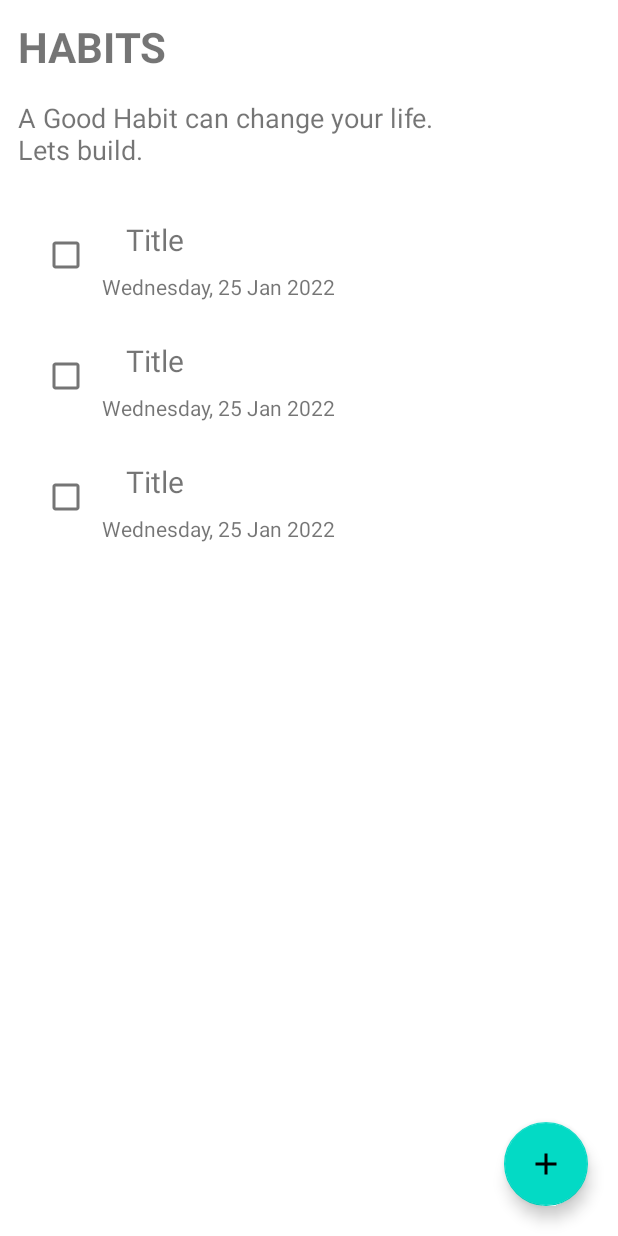
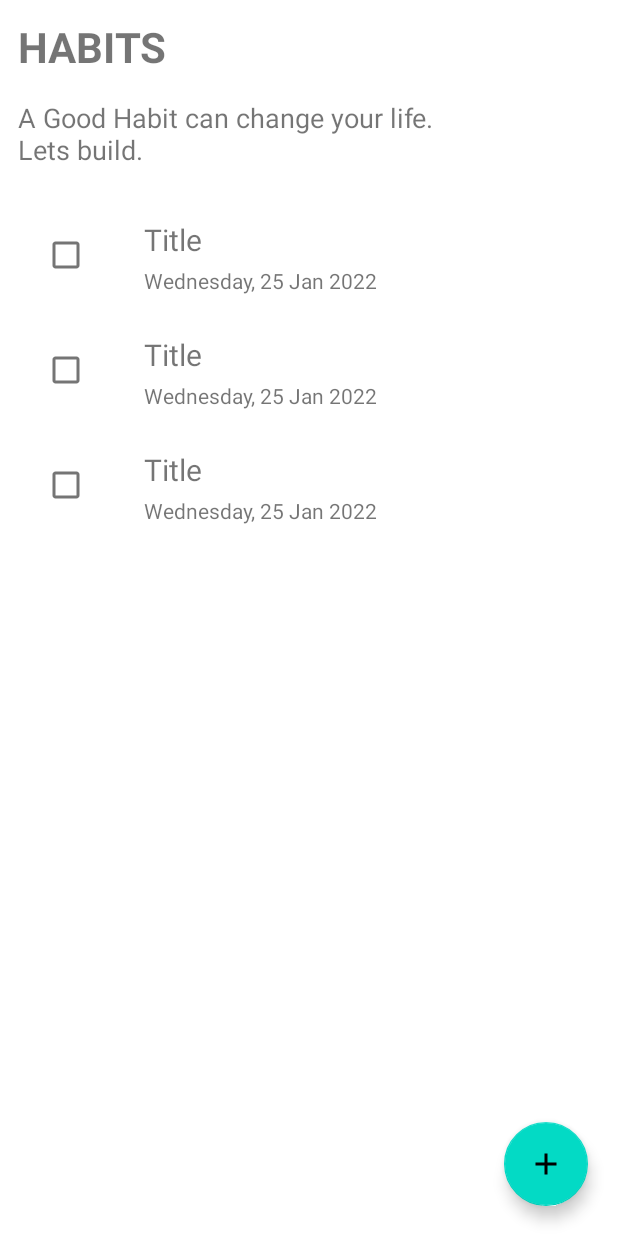
Before and after one commit to Sarthak1812/TasksAndHabits, an Android app: the layout fragment_tasks_list.xml on its own in the app's theme, with its tools: preview values and no code run, on a phone screen of 412 x 824 dp. Run offline under Robolectric (Android 15) with nearby library versions, the phone set to English and light mode, and no system bars.

Commit message:
minor ui updates

```diff
--- a/app/src/main/res/layout/layout_card_tasks.xml
+++ b/app/src/main/res/layout/layout_card_tasks.xml
@@ -10,52 +10,54 @@
     app:cardCornerRadius="8dp"
     android:layout_marginTop="10dp">
 
-    <com.google.android.material.checkbox.MaterialCheckBox
-        android:id="@+id/mcb_task_card_checkbox"
-        android:layout_width="wrap_content"
-        android:layout_height="wrap_content"
-        android:layout_alignParentStart="true"
-        android:layout_alignParentTop="true"
-        android:layout_marginStart="8dp"
-        android:layout_marginTop="8dp" />
+
 
     <LinearLayout
-        android:id="@+id/ll_title"
+        android:id="@+id/ll_checkbox"
         android:layout_width="wrap_content"
         android:layout_height="wrap_content"
         android:layout_alignParentTop="true"
-        android:layout_toEndOf="@id/mcb_task_card_checkbox"
+        android:layout_alignParentStart="true"
         android:orientation="horizontal">
 
-        <View
-            android:id="@+id/view_task_priority"
+        <com.google.android.material.checkbox.MaterialCheckBox
+            android:id="@+id/mcb_task_card_checkbox"
+            android:layout_width="wrap_content"
+            android:layout_height="wrap_content"
+            android:layout_marginStart="8dp"
+            android:layout_margin="8dp" />
+
+        <ImageView
+            android:id="@+id/iv_task_priority"
             android:layout_width="8dp"
             android:layout_height="match_parent"
             android:layout_marginTop="8dp"
             android:layout_marginBottom="4dp"
             />
 
-        <TextView
-            android:id="@+id/tv_tasks_card_title"
-            android:layout_width="wrap_content"
-            android:layout_height="wrap_content"
-            android:layout_marginTop="8dp"
-            android:layout_marginHorizontal="8dp"
-            android:layout_marginBottom="4dp"
-            android:text="Title"
-            android:textSize="20sp" />
-
 
     </LinearLayout>
 
 
     <TextView
+        android:id="@+id/tv_tasks_card_title"
+        android:layout_width="wrap_content"
+        android:layout_height="wrap_content"
+        android:layout_alignParentTop="true"
+        android:layout_toEndOf="@id/ll_checkbox"
+        android:layout_marginTop="8dp"
+        android:layout_marginHorizontal="12dp"
+        android:layout_marginBottom="4dp"
+        android:text="Title"
+        android:textSize="20sp" />
+
+    <TextView
         android:id="@+id/tv_tasks_card_date"
         android:layout_width="wrap_content"
         android:layout_height="wrap_content"
-        android:layout_toEndOf="@id/mcb_task_card_checkbox"
-        android:layout_below="@id/ll_title"
-        android:layout_marginTop="4dp"
+        android:layout_toEndOf="@id/ll_checkbox"
+        android:layout_below="@id/tv_tasks_card_title"
+        android:layout_marginHorizontal="12dp"
         android:layout_marginBottom="8dp"
         android:text="Wednesday, 25 Jan 2022" />
 
```
Also changed, not shown: app/src/main/java/com/example/taskshabits/adapter/TasksAdapter.kt (+7 -7 lines), app/src/main/res/drawable/bg_priority_high.xml (added, +8 -0 lines), app/src/main/res/drawable/bg_priority_low.xml (added, +8 -0 lines), app/src/main/res/drawable/bg_priority_medium.xml (added, +8 -0 lines).
